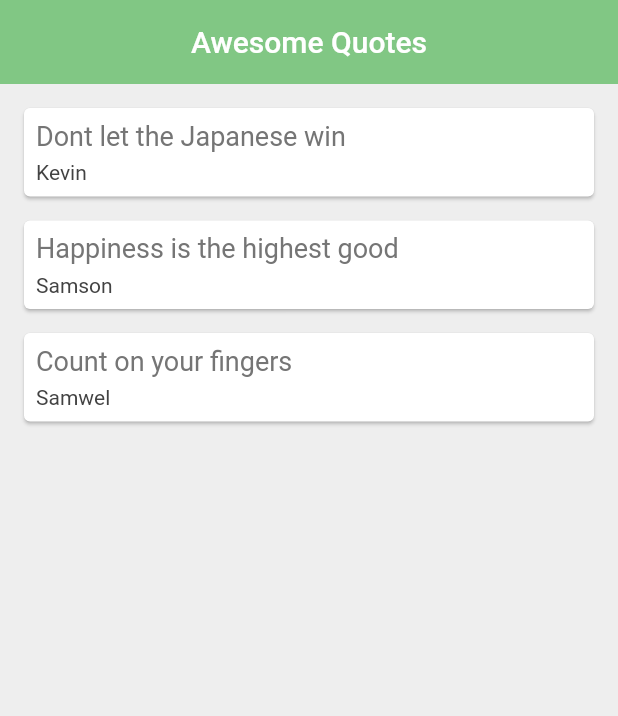
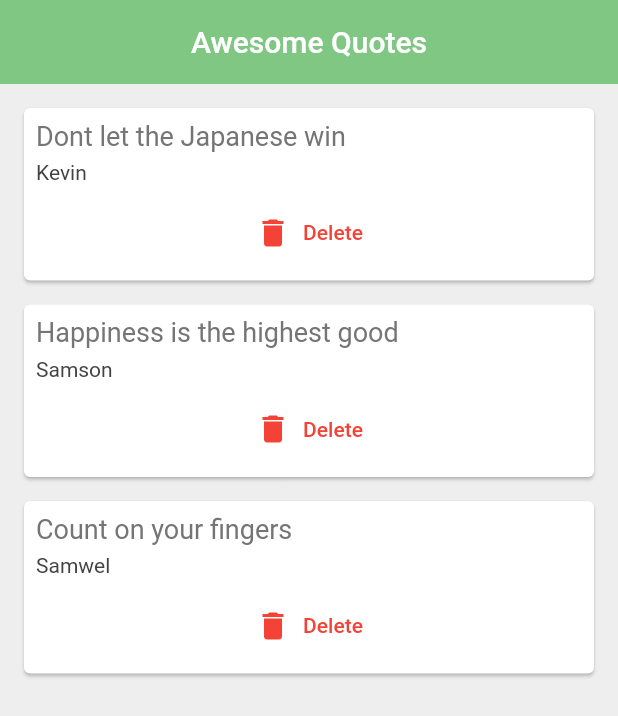
Before and after one commit to kevinchege47/flutter-lists, a Flutter app: the screen it shows after launch, on a phone screen of 412 x 824 dp. Shown: the top 716 px of the screen. Run offline on Flutter 3.47's test engine with Material 2 defaults, Android fonts, the phone set to English and light mode, and no system bars.

Commit message:
Function as parameters

```diff
--- a/lib/main.dart
+++ b/lib/main.dart
@@ -23,7 +23,7 @@ class _QuotesListState extends State<QuotesList> {
   ];
 
   Widget quoteTemplate(quote) {
-    return QuoteCard(quote:quote);
+    return QuoteCard(quote:quote, delete: () {  },);
   }
 
   @override
@@ -38,7 +38,14 @@ class _QuotesListState extends State<QuotesList> {
       ),
       body: Column(
         children: quotes
-            .map((quote) => QuoteCard(quote:quote))
+            .map((quote) => QuoteCard(
+            quote:quote,
+            delete:(){
+              setState(() {
+                quotes.remove(quote);
+              });
+            }
+        ))
             .toList(),
       ),
     );
--- a/lib/quote_card.dart
+++ b/lib/quote_card.dart
@@ -1,8 +1,11 @@
 import 'package:flutter/material.dart';
 import 'quote.dart';
+
 class QuoteCard extends StatelessWidget {
   final Quote quote;
-  QuoteCard({required this.quote});
+  final Function() delete;
+
+  const QuoteCard({super.key, required this.quote,required this.delete});
 
   @override
   Widget build(BuildContext context) {
@@ -20,11 +23,16 @@ class QuoteCard extends StatelessWidget {
             const SizedBox(height: 6.0),
             Text(
               quote.author,
-              style: TextStyle(
-                  fontSize: 14.0,
-                  color: Colors.grey[800]
-              ),
-            )
+              style: TextStyle(fontSize: 14.0, color: Colors.grey[800]),
+            ),
+            const SizedBox(height: 8.0),
+            TextButton.icon(
+                onPressed:delete,
+                icon: const Icon(Icons.delete),
+                label: const Text("Delete"),
+            style: TextButton.styleFrom(
+              foregroundColor: Colors.red
+            ),)
           ],
         ),
       ),
```
